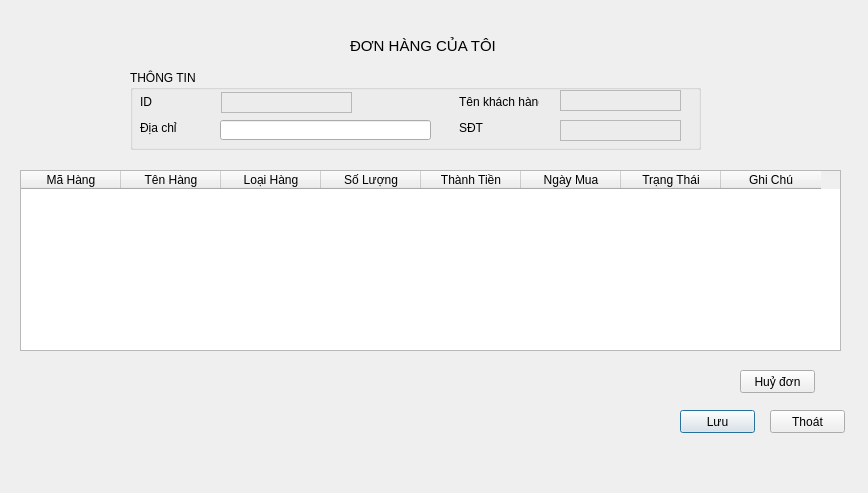
Old version of the form lichsumua.ui in the repository si13ncer/DoAnCTDL.
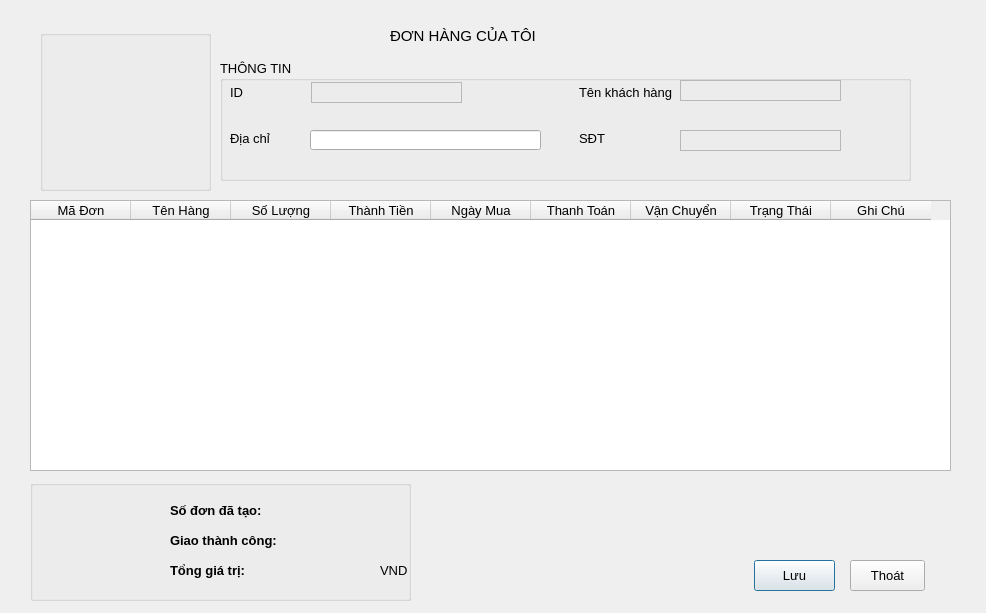
New version of the form. Icons and pictures are not drawn.

The edit to the form file:
```diff
--- a/lichsumua.ui
+++ b/lichsumua.ui
@@ -6,12 +6,13 @@
    <rect>
     <x>0</x>
     <y>0</y>
-    <width>868</width>
-    <height>493</height>
+    <width>986</width>
+    <height>613</height>
    </rect>
   </property>
   <property name="font">
    <font>
+    <pointsize>10</pointsize>
     <weight>50</weight>
     <bold>false</bold>
    </font>
@@ -22,10 +23,10 @@
   <widget class="QGroupBox" name="groupBox">
    <property name="geometry">
     <rect>
-     <x>130</x>
-     <y>70</y>
-     <width>571</width>
-     <height>80</height>
+     <x>220</x>
+     <y>60</y>
+     <width>691</width>
+     <height>121</height>
     </rect>
    </property>
    <property name="title">
@@ -34,9 +35,9 @@
    <widget class="QLabel" name="label_2">
     <property name="geometry">
      <rect>
-      <x>329</x>
+      <x>359</x>
       <y>24</y>
-      <width>80</width>
+      <width>101</width>
       <height>16</height>
      </rect>
     </property>
@@ -47,8 +48,8 @@
    <widget class="QLabel" name="label_5">
     <property name="geometry">
      <rect>
-      <x>329</x>
-      <y>50</y>
+      <x>359</x>
+      <y>70</y>
       <width>80</width>
       <height>16</height>
      </rect>
@@ -62,10 +63,15 @@
      <rect>
       <x>91</x>
       <y>22</y>
-      <width>131</width>
+      <width>151</width>
       <height>21</height>
      </rect>
     </property>
+    <property name="font">
+     <font>
+      <pointsize>10</pointsize>
+     </font>
+    </property>
     <property name="frameShape">
      <enum>QFrame::StyledPanel</enum>
     </property>
@@ -93,11 +99,16 @@
     <property name="geometry">
      <rect>
       <x>90</x>
-      <y>50</y>
-      <width>211</width>
+      <y>70</y>
+      <width>231</width>
       <height>20</height>
      </rect>
     </property>
+    <property name="font">
+     <font>
+      <pointsize>10</pointsize>
+     </font>
+    </property>
     <property name="readOnly">
      <bool>false</bool>
     </property>
@@ -106,7 +117,7 @@
     <property name="geometry">
      <rect>
       <x>10</x>
-      <y>50</y>
+      <y>70</y>
       <width>71</width>
       <height>16</height>
      </rect>
@@ -118,12 +129,17 @@
    <widget class="QLabel" name="lblTen">
     <property name="geometry">
      <rect>
-      <x>430</x>
+      <x>460</x>
       <y>20</y>
-      <width>121</width>
+      <width>161</width>
       <height>21</height>
      </rect>
     </property>
+    <property name="font">
+     <font>
+      <pointsize>10</pointsize>
+     </font>
+    </property>
     <property name="frameShape">
      <enum>QFrame::StyledPanel</enum>
     </property>
@@ -134,12 +150,17 @@
    <widget class="QLabel" name="lblSdt">
     <property name="geometry">
      <rect>
-      <x>430</x>
-      <y>50</y>
-      <width>121</width>
+      <x>460</x>
+      <y>70</y>
+      <width>161</width>
       <height>21</height>
      </rect>
     </property>
+    <property name="font">
+     <font>
+      <pointsize>10</pointsize>
+     </font>
+    </property>
     <property name="frameShape">
      <enum>QFrame::StyledPanel</enum>
     </property>
@@ -151,8 +172,8 @@
   <widget class="QLabel" name="label">
    <property name="geometry">
     <rect>
-     <x>350</x>
-     <y>30</y>
+     <x>390</x>
+     <y>20</y>
      <width>151</width>
      <height>31</height>
     </rect>
@@ -171,15 +192,20 @@
   <widget class="QTableWidget" name="tbvLichsudon">
    <property name="geometry">
     <rect>
-     <x>20</x>
-     <y>170</y>
-     <width>821</width>
-     <height>181</height>
+     <x>30</x>
+     <y>200</y>
+     <width>921</width>
+     <height>271</height>
     </rect>
    </property>
+   <property name="font">
+    <font>
+     <pointsize>10</pointsize>
+    </font>
+   </property>
    <column>
     <property name="text">
-     <string>Mã Hàng</string>
+     <string>Mã Đơn</string>
     </property>
    </column>
    <column>
@@ -187,11 +213,6 @@
      <string>Tên Hàng</string>
     </property>
    </column>
-   <column>
-    <property name="text">
-     <string>Loại Hàng</string>
-    </property>
-   </column>
    <column>
     <property name="text">
      <string>Số Lượng</string>
@@ -207,6 +228,16 @@
      <string>Ngày Mua</string>
     </property>
    </column>
+   <column>
+    <property name="text">
+     <string>Thanh Toán</string>
+    </property>
+   </column>
+   <column>
+    <property name="text">
+     <string>Vận Chuyển</string>
+    </property>
+   </column>
    <column>
     <property name="text">
      <string>Trạng Thái</string>
@@ -221,10 +252,10 @@
   <widget class="QPushButton" name="btnLuu">
    <property name="geometry">
     <rect>
-     <x>680</x>
-     <y>410</y>
-     <width>75</width>
-     <height>23</height>
+     <x>754</x>
+     <y>560</y>
+     <width>81</width>
+     <height>31</height>
     </rect>
    </property>
    <property name="text">
@@ -238,10 +269,10 @@
   <widget class="QPushButton" name="btnThoat">
    <property name="geometry">
     <rect>
-     <x>770</x>
-     <y>410</y>
+     <x>850</x>
+     <y>560</y>
      <width>75</width>
-     <height>23</height>
+     <height>31</height>
     </rect>
    </property>
    <property name="text">
@@ -252,18 +283,205 @@
      <normaloff>:/res/res/icon/discard.png</normaloff>:/res/res/icon/discard.png</iconset>
    </property>
   </widget>
-  <widget class="QPushButton" name="btnHuydon">
+  <widget class="QGroupBox" name="groupBox_2">
    <property name="geometry">
     <rect>
-     <x>740</x>
-     <y>370</y>
-     <width>75</width>
-     <height>23</height>
+     <x>40</x>
+     <y>30</y>
+     <width>171</width>
+     <height>161</height>
     </rect>
    </property>
-   <property name="text">
-    <string>Huỷ đơn</string>
+   <property name="title">
+    <string/>
    </property>
+   <widget class="QLabel" name="label_10">
+    <property name="geometry">
+     <rect>
+      <x>0</x>
+      <y>0</y>
+      <width>161</width>
+      <height>161</height>
+     </rect>
+    </property>
+    <property name="text">
+     <string/>
+    </property>
+    <property name="pixmap">
+     <pixmap resource="res.qrc">:/res/res/icon/personal-card.png</pixmap>
+    </property>
+    <property name="scaledContents">
+     <bool>true</bool>
+    </property>
+   </widget>
+  </widget>
+  <widget class="QGroupBox" name="groupBox_3">
+   <property name="geometry">
+    <rect>
+     <x>30</x>
+     <y>480</y>
+     <width>381</width>
+     <height>121</height>
+    </rect>
+   </property>
+   <property name="title">
+    <string/>
+   </property>
+   <widget class="QLabel" name="lblSodon">
+    <property name="geometry">
+     <rect>
+      <x>250</x>
+      <y>20</y>
+      <width>91</width>
+      <height>21</height>
+     </rect>
+    </property>
+    <property name="font">
+     <font>
+      <weight>75</weight>
+      <bold>true</bold>
+     </font>
+    </property>
+    <property name="text">
+     <string/>
+    </property>
+    <property name="alignment">
+     <set>Qt::AlignCenter</set>
+    </property>
+   </widget>
+   <widget class="QLabel" name="label_6">
+    <property name="geometry">
+     <rect>
+      <x>140</x>
+      <y>20</y>
+      <width>101</width>
+      <height>21</height>
+     </rect>
+    </property>
+    <property name="font">
+     <font>
+      <weight>75</weight>
+      <bold>true</bold>
+     </font>
+    </property>
+    <property name="text">
+     <string>Số đơn đã tạo:</string>
+    </property>
+   </widget>
+   <widget class="QLabel" name="label_11">
+    <property name="geometry">
+     <rect>
+      <x>350</x>
+      <y>80</y>
+      <width>31</width>
+      <height>21</height>
+     </rect>
+    </property>
+    <property name="text">
+     <string>VND</string>
+    </property>
+   </widget>
+   <widget class="QLabel" name="label_9">
+    <property name="geometry">
+     <rect>
+      <x>140</x>
+      <y>80</y>
+      <width>81</width>
+      <height>21</height>
+     </rect>
+    </property>
+    <property name="font">
+     <font>
+      <weight>75</weight>
+      <bold>true</bold>
+     </font>
+    </property>
+    <property name="text">
+     <string>Tổng giá trị:</string>
+    </property>
+   </widget>
+   <widget class="QLabel" name="lblGiatri">
+    <property name="geometry">
+     <rect>
+      <x>250</x>
+      <y>80</y>
+      <width>91</width>
+      <height>21</height>
+     </rect>
+    </property>
+    <property name="font">
+     <font>
+      <weight>75</weight>
+      <bold>true</bold>
+     </font>
+    </property>
+    <property name="text">
+     <string/>
+    </property>
+    <property name="alignment">
+     <set>Qt::AlignCenter</set>
+    </property>
+   </widget>
+   <widget class="QLabel" name="label_7">
+    <property name="geometry">
+     <rect>
+      <x>140</x>
+      <y>50</y>
+      <width>111</width>
+      <height>21</height>
+     </rect>
+    </property>
+    <property name="font">
+     <font>
+      <weight>75</weight>
+      <bold>true</bold>
+     </font>
+    </property>
+    <property name="text">
+     <string>Giao thành công:</string>
+    </property>
+   </widget>
+   <widget class="QLabel" name="lblThanhcong">
+    <property name="geometry">
+     <rect>
+      <x>250</x>
+      <y>50</y>
+      <width>91</width>
+      <height>21</height>
+     </rect>
+    </property>
+    <property name="font">
+     <font>
+      <weight>75</weight>
+      <bold>true</bold>
+     </font>
+    </property>
+    <property name="text">
+     <string/>
+    </property>
+    <property name="alignment">
+     <set>Qt::AlignCenter</set>
+    </property>
+   </widget>
+   <widget class="QLabel" name="label_8">
+    <property name="geometry">
+     <rect>
+      <x>10</x>
+      <y>10</y>
+      <width>111</width>
+      <height>101</height>
+     </rect>
+    </property>
+    <property name="text">
+     <string/>
+    </property>
+    <property name="pixmap">
+     <pixmap resource="res.qrc">:/res/res/icon/pen.png</pixmap>
+    </property>
+    <property name="scaledContents">
+     <bool>true</bool>
+    </property>
+   </widget>
   </widget>
  </widget>
  <resources>
```
Left out of the diff: 2 changed lines with no effect on the pictures.
